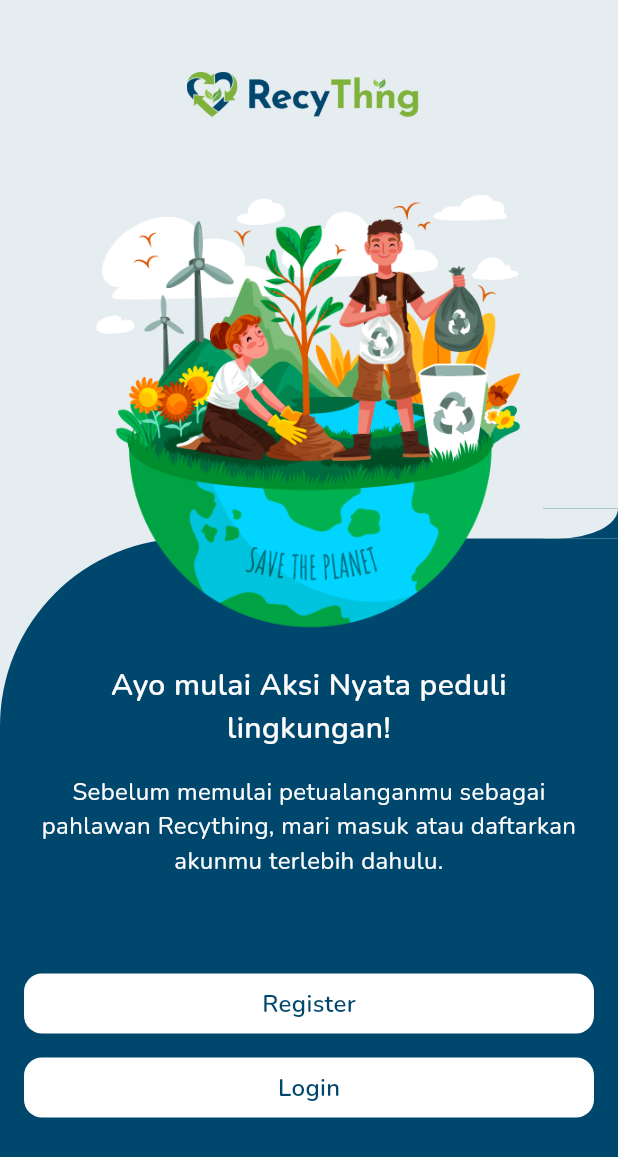
After one commit to RECYTHNG/flutter_recything, a Flutter app: the WelcomeScreen screen opened directly, on a phone screen of 412 x 824 dp. The commit adds this screen. Shown: the top 1157 px of the screen. Run offline on Flutter 3.47's test engine with Material 3 defaults, Android fonts, the phone set to English and light mode, and no system bars.

Commit message:
feat(welcomeScreen): complete slicing for welcome screen on screen folder

```diff
--- a/recything_application/lib/constants/image_constant.dart
+++ b/recything_application/lib/constants/image_constant.dart
@@ -11,5 +11,6 @@ class ImageConstant {
   static const String onBoardingImage4 = 'assets/images/on_boarding/on_boarding_4.png';
 
   //welcome
+  static const String welcomeImage = 'assets/images/welcome/welcome_screen_images.png';
   //auth
 }
--- a/recything_application/lib/screens/on_boarding/on_boarding_screen.dart
+++ b/recything_application/lib/screens/on_boarding/on_boarding_screen.dart
@@ -5,7 +5,7 @@ import 'package:recything_application/constants/spacing_constant.dart';
 import 'package:recything_application/constants/text_style_constant.dart';
 import 'package:recything_application/models/on_boarding_model.dart';
 import 'package:recything_application/screens/on_boarding/widgets/dot_animation_widget.dart';
-import 'package:recything_application/screens/splash/splash_screen.dart';
+import 'package:recything_application/screens/welcome/welcome_screen.dart';
 import 'package:recything_application/widgets/global_button_widget.dart';
 
 class OnBoardingScreen extends StatefulWidget {
@@ -58,7 +58,7 @@ class _OnBoardingScreenState extends State<OnBoardingScreen> {
       title1: 'Ikuti ',
       title2: 'Challenge',
       description:
-          'Ikuti challenge daur ulang, kumpulkan poin, bersaing dengan pengguna lain, naikkan peringkatmu, dan jadilah pahlawan lingkungan.\n',
+          'Ikuti challenge daur ulang, kumpulkan poin, bersaing dengan pengguna lain, naikkan peringkatmu, dan jadilah pahlawan \nlingkungan.',
     ),
   ];
 
@@ -89,8 +89,8 @@ class _OnBoardingScreenState extends State<OnBoardingScreen> {
                   left: 20.0,
                   child: Image.asset(
                     ImageConstant.logo,
-                    width: 165,
-                    height: 30,
+                    width: 165.0,
+                    height: 30.0,
                   ),
                 ),
                 Positioned(
@@ -153,7 +153,7 @@ class _OnBoardingScreenState extends State<OnBoardingScreen> {
                               if (currentIndex == _onBoardingModel.length - 1) {
                                 Navigator.of(context).pushReplacement(
                                   MaterialPageRoute(
-                                    builder: (context) => const SplashScreen(),
+                                    builder: (context) => const WelcomeScreen(),
                                   ),
                                 );
                               } else {
--- /dev/null
+++ b/recything_application/lib/screens/welcome/welcome_screen.dart
@@ -0,0 +1,111 @@
+import 'package:flutter/material.dart';
+import 'package:recything_application/constants/color_constant.dart';
+import 'package:recything_application/constants/image_constant.dart';
+import 'package:recything_application/constants/spacing_constant.dart';
+import 'package:recything_application/constants/text_style_constant.dart';
+import 'package:recything_application/widgets/global_button_widget.dart';
+
+class WelcomeScreen extends StatelessWidget {
+  const WelcomeScreen({super.key});
+
+  @override
+  Widget build(BuildContext context) {
+    return Scaffold(
+      backgroundColor: ColorConstant.primaryColor50,
+      body: Stack(
+        children: [
+          Positioned(
+            bottom: 0.0,
+            child: Container(
+              width: MediaQuery.of(context).size.width,
+              height: 465.0,
+              decoration: const BoxDecoration(
+                color: ColorConstant.primaryColor500,
+                borderRadius: BorderRadius.only(
+                  topLeft: Radius.circular(125.0),
+                ),
+              ),
+            ),
+          ),
+          Positioned(
+            bottom: 465.0,
+            right: 0.0,
+            child: Container(
+              decoration: const BoxDecoration(
+                color: ColorConstant.primaryColor500,
+              ),
+              child: Container(
+                width: 50.0,
+                height: 20.0,
+                decoration: const BoxDecoration(
+                  color: ColorConstant.primaryColor50,
+                  borderRadius: BorderRadius.only(
+                    bottomRight: Radius.elliptical(60, 30),
+                  ),
+                ),
+              ),
+            ),
+          ),
+          Padding(
+            padding: const EdgeInsets.all(16.0),
+            child: Column(
+              children: [
+                SpacingConstant.verticalSpacing200,
+                SpacingConstant.verticalSpacing200,
+                Image.asset(
+                  ImageConstant.logo,
+                  width: 165.0,
+                  height: 30.0,
+                ),
+                SpacingConstant.verticalSpacing600,
+                Image.asset(
+                  ImageConstant.welcomeImage,
+                  width: 300.0,
+                  height: 300.0,
+                ),
+                SpacingConstant.verticalSpacing200,
+                Text(
+                  'Ayo mulai Aksi Nyata peduli \nlingkungan!',
+                  style: TextStyleConstant.semiboldHeading4.copyWith(
+                    color: ColorConstant.netralColor50,
+                  ),
+                  textAlign: TextAlign.center,
+                ),
+                SpacingConstant.verticalSpacing200,
+                Text(
+                  'Sebelum memulai petualanganmu sebagai pahlawan Recything, mari masuk atau daftarkan akunmu terlebih dahulu.',
+                  style: TextStyleConstant.regularSubtitle.copyWith(
+                    color: ColorConstant.netralColor50,
+                  ),
+                  textAlign: TextAlign.center,
+                ),
+                SpacingConstant.verticalSpacing800,
+                GlobalButtonWidget(
+                  onTap: () {},
+                  width: double.infinity,
+                  height: 40.0,
+                  backgroundColor: ColorConstant.whiteColor,
+                  isBorder: false,
+                  title: 'Register',
+                  textColor: ColorConstant.primaryColor500,
+                  fontSize: 16.0,
+                ),
+                SpacingConstant.verticalSpacing200,
+                GlobalButtonWidget(
+                  onTap: () {},
+                  width: double.infinity,
+                  height: 40.0,
+                  backgroundColor: ColorConstant.whiteColor,
+                  isBorder: false,
+                  title: 'Login',
+                  textColor: ColorConstant.primaryColor500,
+                  fontSize: 16.0,
+                ),
+              ],
+            ),
+          ),
+        ],
+      ),
+    );
+  }
+}
--- a/recything_application/pubspec.yaml
+++ b/recything_application/pubspec.yaml
@@ -67,6 +67,7 @@ flutter:
     - assets/images/
     - assets/images/logo/
     - assets/images/on_boarding/
+    - assets/images/welcome/
 
   # An image asset can refer to one or more resolution-specific "variants", see
   # https://flutter.dev/assets-and-images/#resolution-aware
```
Also changed, not shown: recything_application/assets/images/welcome/welcome_screen_images.png (added).
